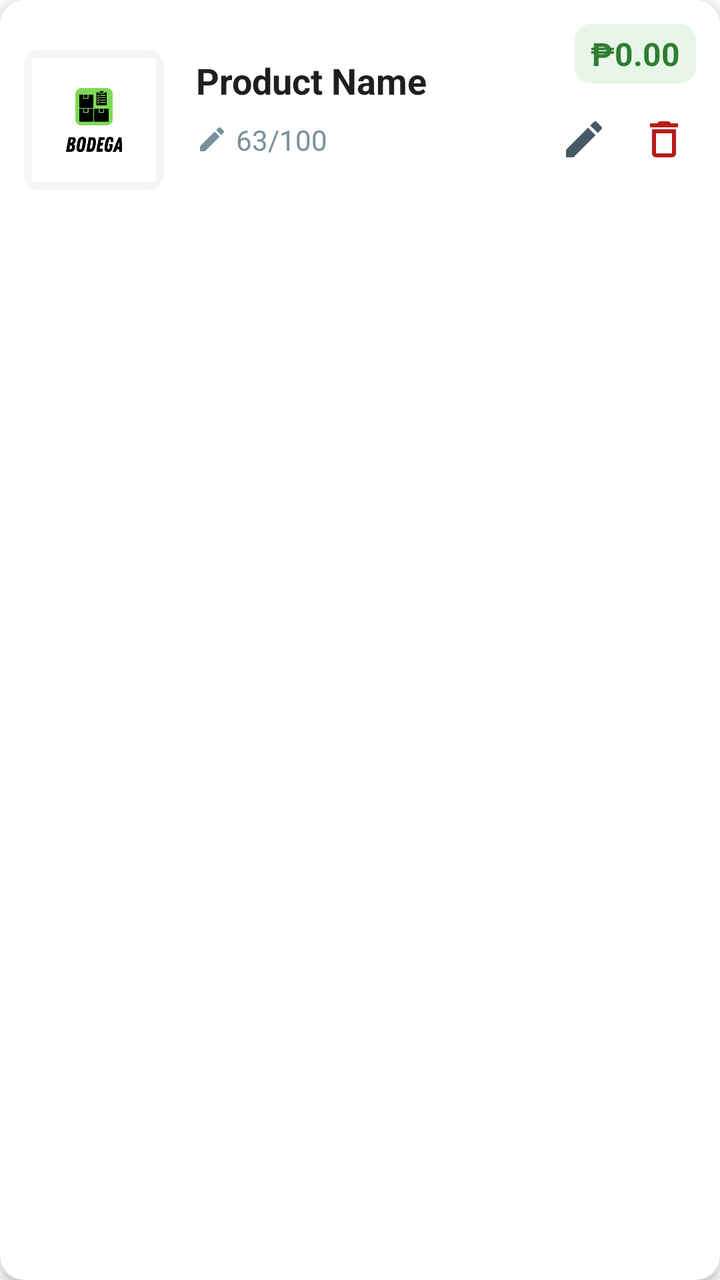
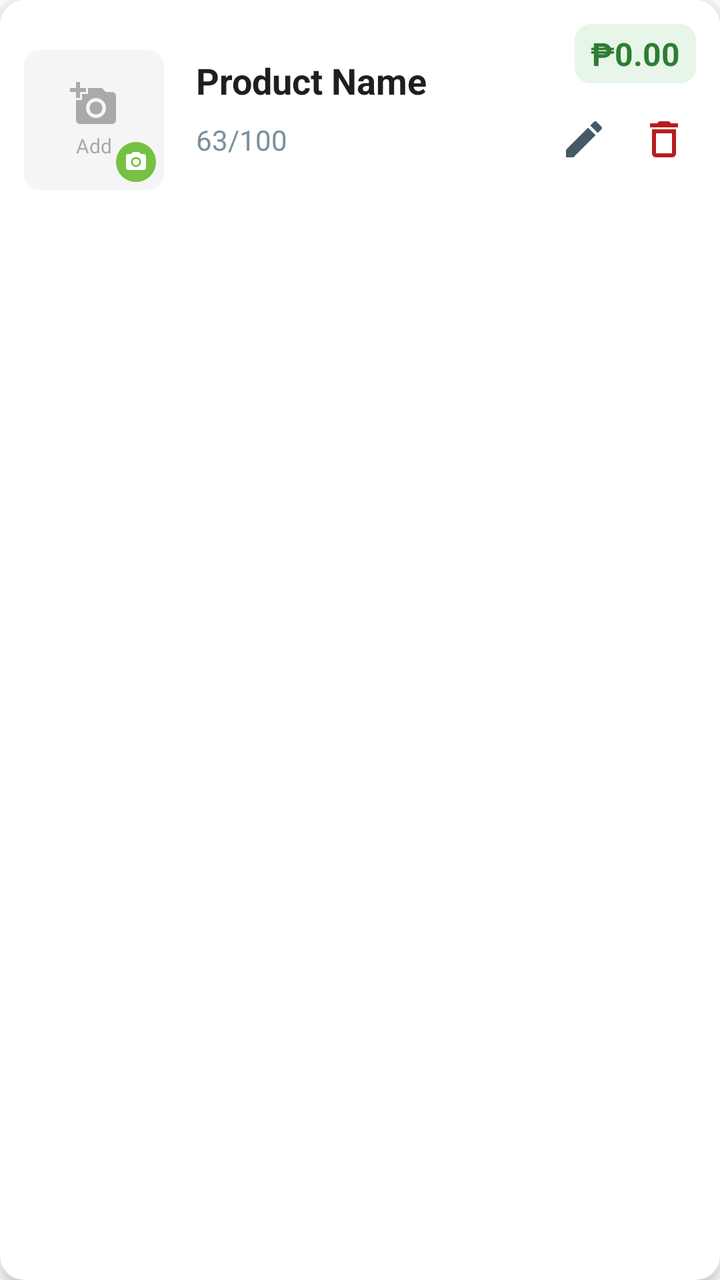

Compare the two renders of this Android layout. The source of the first and the diff that turns it into the second are given below.
<!-- AndroidManifest.xml: application theme Theme.MyApp -->
<!-- res/layout/item_inventory.xml -->
<?xml version="1.0" encoding="utf-8"?>
<androidx.cardview.widget.CardView xmlns:android="http://schemas.android.com/apk/res/android"
    xmlns:app="http://schemas.android.com/apk/res-auto"
    xmlns:tools="http://schemas.android.com/tools"
    android:layout_width="match_parent"
    android:layout_height="wrap_content"
    android:layout_margin="8dp"
    app:cardCornerRadius="12dp"
    app:cardElevation="4dp">

    <LinearLayout
        android:layout_width="match_parent"
        android:layout_height="120dp"
        android:orientation="horizontal"
        android:padding="12dp"
        android:gravity="center_vertical"
        android:background="@android:color/white">

        
        <androidx.cardview.widget.CardView
            android:layout_width="wrap_content"
            android:layout_height="wrap_content"
            app:cardCornerRadius="8dp"
            app:cardElevation="0dp">
            
            <ImageView
                android:id="@+id/image_product"
                android:layout_width="70dp"
                android:layout_height="70dp"
                android:src="@drawable/logo"
                android:scaleType="centerCrop"
                android:background="#F5F5F5"
                android:contentDescription="Product image"
                android:padding="4dp" />
        </androidx.cardview.widget.CardView>

        
        <LinearLayout
            android:layout_width="0dp"
            android:layout_height="match_parent"
            android:layout_weight="1"
            android:orientation="vertical"
            android:layout_marginStart="16dp"
            android:layout_marginEnd="8dp">

            <TextView
                android:id="@+id/text_product_name"
                android:layout_width="wrap_content"
                android:layout_height="wrap_content"
                android:layout_marginTop="16dp"
                android:text="Product Name"
                android:textStyle="bold"
                android:textSize="18sp"
                android:textColor="#1F1F1F"
                android:maxLines="1"
                android:ellipsize="end" />

            <LinearLayout
                android:layout_width="wrap_content"
                android:layout_height="wrap_content"
                android:orientation="horizontal"
                android:layout_marginTop="8dp"
                android:gravity="center_vertical">

                <ImageView
                    android:layout_width="16dp"
                    android:layout_height="16dp"
                    android:src="@drawable/ic_edit"
                    app:tint="#78909C"
                    android:layout_marginEnd="4dp"/>

                <TextView
                    android:id="@+id/text_stock"
                    android:layout_width="wrap_content"
                    android:layout_height="wrap_content"
                    android:text="63/100"
                    android:textColor="#78909C"
                    android:textSize="14sp" />
            </LinearLayout>
        </LinearLayout>

        
        <LinearLayout
            android:layout_width="wrap_content"
            android:layout_height="match_parent"
            android:orientation="vertical"
            android:gravity="end">

            <TextView
                android:id="@+id/text_product_price"
                android:layout_width="wrap_content"
                android:layout_height="wrap_content"
                android:text="₱0.00"
                android:textColor="#2E7D32"
                android:textSize="16sp"
                android:textStyle="bold"
                android:background="@drawable/price_background"
                android:paddingHorizontal="8dp"
                android:paddingVertical="4dp"/>

            <LinearLayout
                android:layout_width="wrap_content"
                android:layout_height="wrap_content"
                android:orientation="horizontal"
                android:layout_marginTop="12dp">

                <ImageView
                    android:id="@+id/icon_edit"
                    android:layout_width="32dp"
                    android:layout_height="32dp"
                    android:padding="4dp"
                    android:background="?attr/selectableItemBackgroundBorderless"
                    android:clickable="true"
                    android:focusable="true"
                    android:src="@drawable/ic_edit"
                    app:tint="#455A64" />

                <ImageView
                    android:id="@+id/delete_product"
                    android:layout_width="32dp"
                    android:layout_height="32dp"
                    android:padding="4dp"
                    android:layout_marginStart="8dp"
                    android:background="?attr/selectableItemBackgroundBorderless"
                    android:clickable="true"
                    android:focusable="true"
                    app:srcCompat="@drawable/ic_delete_24"
                    app:tint="#B71C1C" />
            </LinearLayout>
        </LinearLayout>
    </LinearLayout>
</androidx.cardview.widget.CardView>
<!-- resources referenced by this layout -->
<resources>
  <!-- drawable ic_delete_24 (drawable) -->
  <vector xmlns:android="http://schemas.android.com/apk/res/android" android:height="24dp" android:tint="#000000" android:viewportHeight="24" android:viewportWidth="24" android:width="24dp">
        
      <path android:fillColor="@android:color/white" android:pathData="M6,19c0,1.1 0.9,2 2,2h8c1.1,0 2,-0.9 2,-2L18,7L6,7v12zM8,9h8v10L8,19L8,9zM15.5,4l-1,-1h-5l-1,1L5,4v2h14L19,4z"/>
      
  </vector>
  <!-- drawable ic_edit (drawable) -->
  <vector xmlns:android="http://schemas.android.com/apk/res/android" android:height="24dp" android:tint="#000000" android:viewportHeight="24" android:viewportWidth="24" android:width="24dp">
        
      <path android:fillColor="@android:color/white" android:pathData="M3,17.25V21h3.75L17.81,9.94l-3.75,-3.75L3,17.25zM20.71,7.04c0.39,-0.39 0.39,-1.02 0,-1.41l-2.34,-2.34c-0.39,-0.39 -1.02,-0.39 -1.41,0l-1.83,1.83 3.75,3.75 1.83,-1.83z"/>
      
  </vector>
  <!-- drawable logo: png bitmap (drawable, 13762 bytes) -->
  <!-- drawable price_background (drawable) -->
  <?xml version="1.0" encoding="utf-8"?>
  <shape xmlns:android="http://schemas.android.com/apk/res/android">
      <solid android:color="#E8F5E9" />
      <corners android:radius="8dp" />
  </shape>
  <style name="Theme.MyApp" parent="Theme.MaterialComponents.Light.NoActionBar">
          
          <item name="colorPrimary">@color/purple_500</item>
          <item name="colorPrimaryVariant">@color/purple_700</item>
          <item name="colorOnPrimary">@color/white</item>
          
          <item name="colorSecondary">@color/teal_200</item>
          <item name="colorSecondaryVariant">@color/teal_700</item>
          <item name="colorOnSecondary">@color/black</item>
          
          <item name="android:statusBarColor">?attr/colorPrimaryVariant</item>
          
      </style>
  <color name="purple_500">#FF6200EE</color>
  <color name="purple_700">#FF3700B3</color>
  <color name="white">#FFFFFFFF</color>
  <color name="teal_200">#FF03DAC5</color>
  <color name="teal_700">#FF018786</color>
  <color name="black">#FF000000</color>
</resources>

<!-- the commit's change to res/layout/item_inventory.xml (unified diff, before → after) -->
@@ -18,20 +18,59 @@
 
         
         <androidx.cardview.widget.CardView
-            android:layout_width="wrap_content"
-            android:layout_height="wrap_content"
+            android:layout_width="70dp"
+            android:layout_height="70dp"
             app:cardCornerRadius="8dp"
             app:cardElevation="0dp">
             
-            <ImageView
-                android:id="@+id/image_product"
-                android:layout_width="70dp"
-                android:layout_height="70dp"
-                android:src="@drawable/logo"
-                android:scaleType="centerCrop"
-                android:background="#F5F5F5"
-                android:contentDescription="Product image"
-                android:padding="4dp" />
+            <FrameLayout
+                android:layout_width="match_parent"
+                android:layout_height="match_parent">
+
+                
+                <LinearLayout
+                    android:id="@+id/image_placeholder"
+                    android:layout_width="match_parent"
+                    android:layout_height="match_parent"
+                    android:orientation="vertical"
+                    android:gravity="center"
+                    android:background="#F5F5F5">
+
+                    <ImageView
+                        android:layout_width="24dp"
+                        android:layout_height="24dp"
+                        android:src="@drawable/ic_add_photo"
+                        app:tint="#AAAAAA"/>
+
+                    <TextView
+                        android:layout_width="wrap_content"
+                        android:layout_height="wrap_content"
+                        android:text="Add"
+                        android:textSize="10sp"
+                        android:textColor="#AAAAAA"
+                        android:layout_marginTop="2dp"/>
+                </LinearLayout>
+
+                
+                <ImageView
+                    android:id="@+id/image_product"
+                    android:layout_width="match_parent"
+                    android:layout_height="match_parent"
+                    android:scaleType="centerCrop"
+                    android:contentDescription="Product image"
+                    android:foreground="?attr/selectableItemBackground"/>
+
+                
+                <ImageView
+                    android:layout_width="20dp"
+                    android:layout_height="20dp"
+                    android:src="@drawable/ic_camera"
+                    android:layout_gravity="bottom|end"
+                    android:layout_margin="4dp"
+                    android:background="@drawable/camera_icon_background"
+                    android:padding="4dp"
+                    app:tint="#FFFFFF"/>
+            </FrameLayout>
         </androidx.cardview.widget.CardView>
 
         
@@ -61,13 +100,6 @@
                 android:orientation="horizontal"
                 android:layout_marginTop="8dp"
                 android:gravity="center_vertical">
-
-                <ImageView
-                    android:layout_width="16dp"
-                    android:layout_height="16dp"
-                    android:src="@drawable/ic_edit"
-                    app:tint="#78909C"
-                    android:layout_marginEnd="4dp"/>
 
                 <TextView
                     android:id="@+id/text_stock"
<!-- resource entries referenced after the edit -->
@@ -1,5 +1,36 @@
 <!-- resources referenced by this layout -->
 <resources>
+  <!-- drawable camera_icon_background (drawable) -->
+  <?xml version="1.0" encoding="utf-8"?>
+  <shape xmlns:android="http://schemas.android.com/apk/res/android"
+      android:shape="oval">
+      <solid android:color="#76C043" />
+  </shape>
+  <!-- drawable ic_add_photo (drawable) -->
+  <?xml version="1.0" encoding="utf-8"?>
+  <vector xmlns:android="http://schemas.android.com/apk/res/android"
+      android:width="24dp"
+      android:height="24dp"
+      android:viewportWidth="24"
+      android:viewportHeight="24">
+      <path
+          android:fillColor="#000000"
+          android:pathData="M3,4V1h2v3h3v2H5v3H3V6H0V4H3zM6,10V7h3V4h7l1.83,2H21c1.1,0 2,0.9 2,2v12c0,1.1 -0.9,2 -2,2H5c-1.1,0 -2,-0.9 -2,-2V10H6zM13,19c2.76,0 5,-2.24 5,-5s-2.24,-5 -5,-5s-5,2.24 -5,5S10.24,19 13,19zM9.8,14c0,1.77 1.43,3.2 3.2,3.2s3.2,-1.43 3.2,-3.2s-1.43,-3.2 -3.2,-3.2S9.8,12.23 9.8,14z"/>
+  </vector>
+  <!-- drawable ic_camera (drawable) -->
+  <?xml version="1.0" encoding="utf-8"?>
+  <vector xmlns:android="http://schemas.android.com/apk/res/android"
+      android:width="24dp"
+      android:height="24dp"
+      android:viewportWidth="24"
+      android:viewportHeight="24">
+      <path
+          android:fillColor="#FFFFFF"
+          android:pathData="M12,12m-3.2,0a3.2,3.2 0,1 1,6.4 0a3.2,3.2 0,1 1,-6.4 0"/>
+      <path
+          android:fillColor="#FFFFFF"
+          android:pathData="M9,2L7.17,4L4,4c-1.1,0 -2,0.9 -2,2v12c0,1.1 0.9,2 2,2h16c1.1,0 2,-0.9 2,-2L22,6c0,-1.1 -0.9,-2 -2,-2h-3.17L15,2L9,2zM12,17c-2.76,0 -5,-2.24 -5,-5s2.24,-5 5,-5 5,2.24 5,5 -2.24,5 -5,5z"/>
+  </vector>
   <!-- drawable ic_delete_24 (drawable) -->
   <vector xmlns:android="http://schemas.android.com/apk/res/android" android:height="24dp" android:tint="#000000" android:viewportHeight="24" android:viewportWidth="24" android:width="24dp">
         
@@ -12,7 +43,6 @@
       <path android:fillColor="@android:color/white" android:pathData="M3,17.25V21h3.75L17.81,9.94l-3.75,-3.75L3,17.25zM20.71,7.04c0.39,-0.39 0.39,-1.02 0,-1.41l-2.34,-2.34c-0.39,-0.39 -1.02,-0.39 -1.41,0l-1.83,1.83 3.75,3.75 1.83,-1.83z"/>
       
   </vector>
-  <!-- drawable logo: png bitmap (drawable, 13762 bytes) -->
   <!-- drawable price_background (drawable) -->
   <?xml version="1.0" encoding="utf-8"?>
   <shape xmlns:android="http://schemas.android.com/apk/res/android">
@@ -21,22 +51,20 @@
   </shape>
   <style name="Theme.MyApp" parent="Theme.MaterialComponents.Light.NoActionBar">
           
-          <item name="colorPrimary">@color/purple_500</item>
-          <item name="colorPrimaryVariant">@color/purple_700</item>
+          <item name="colorPrimary">#76C043</item>
+          <item name="colorPrimaryVariant">#5A9A32</item>
           <item name="colorOnPrimary">@color/white</item>
           
-          <item name="colorSecondary">@color/teal_200</item>
-          <item name="colorSecondaryVariant">@color/teal_700</item>
+          <item name="colorSecondary">#76C043</item>
+          <item name="colorSecondaryVariant">#5A9A32</item>
           <item name="colorOnSecondary">@color/black</item>
           
           <item name="android:statusBarColor">?attr/colorPrimaryVariant</item>
           
+          <item name="windowActionBar">false</item>
+          <item name="windowNoTitle">true</item>
       </style>
-  <color name="purple_500">#FF6200EE</color>
-  <color name="purple_700">#FF3700B3</color>
   <color name="white">#FFFFFFFF</color>
-  <color name="teal_200">#FF03DAC5</color>
-  <color name="teal_700">#FF018786</color>
   <color name="black">#FF000000</color>
 </resources>
 
